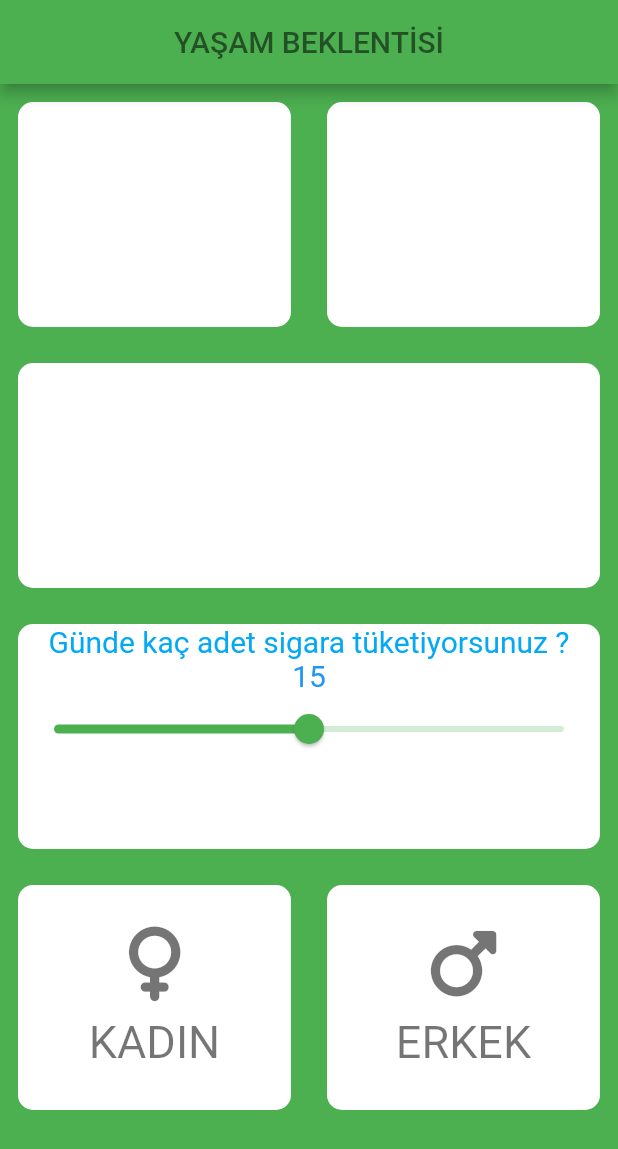
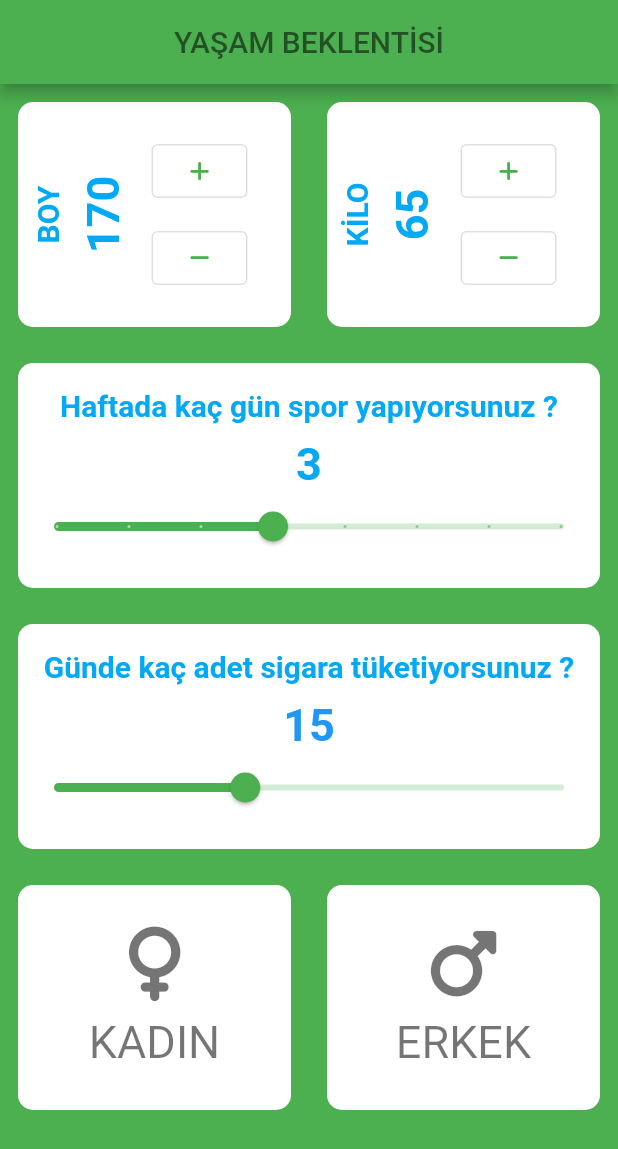
Before and after one commit to ErtugrulGulmez00/Life_Expectancy_Calculator_WithFlutter, a Flutter app: the screen it shows after launch, on a phone screen of 412 x 824 dp. Shown: the top 1149 px of the screen. Run offline on Flutter 3.47's test engine with Material 2 defaults, Android fonts, the phone set to English and light mode, and no system bars; our stand-ins replace font_awesome_flutter.

Commit message:
created buttons for height and kg

```diff
--- a/lib/pages/input_page.dart
+++ b/lib/pages/input_page.dart
@@ -1,7 +1,7 @@
 import 'package:flutter/material.dart';
 import 'package:font_awesome_flutter/font_awesome_flutter.dart';
+
 import 'myContainer.dart';
-
 
 
 class InputPage extends StatefulWidget {
@@ -12,10 +12,11 @@ class InputPage extends StatefulWidget {
 }
 
 class _InputPageState extends State<InputPage> {
-     String seciliCinsiyet='default';
-     double sigarasayisi=15.0;
-     late Color sigarasayirengi;
-
+  String seciliCinsiyet = 'default';
+  double sigarasayisi = 15.0;
+  double sporgunu = 3.0;
+  int boy = 170;
+  int kilo=65;
 
   @override
   Widget build(BuildContext context) {
@@ -28,55 +29,99 @@ class _InputPageState extends State<InputPage> {
         ),
         centerTitle: true,
       ),
-      body:  Column(
+      body: Column(
         children: [
-          const Row(
+          Row(
             children: [
               Expanded(
                 child: MyContainer(
-
-                  child: Column(),
+                  child: buildRowOutlinedButton(boy,),
                 ),
               ),
               Expanded(
                 child: MyContainer(
+                  child: buildRowOutlinedButton(kilo,),
 
-                  child: Column(),
                 ),
               ),
             ],
           ),
-          const Row(
+
+          Row(
             children: [
               Expanded(
                 child: MyContainer(
-
-                  child: Column(),
+                  child:
+                  Column(
+                    mainAxisAlignment: MainAxisAlignment.center,
+                    children: [
+                       Text(
+                        'Haftada kaç gün spor yapıyorsunuz ?',
+                        style: buildTextStyleForQuestion(),
+                      ),
+                      const SizedBox(
+                        height: 10,
+                      ),
+                      Text(
+                        sporgunu.round().toString(),
+                        style: TextStyle(
+                            color:
+                            sporgunu == 0 ? Colors.red : Colors.lightBlue,
+                            fontSize: 30,
+                            fontWeight: FontWeight.bold),
+                      ),
+                      Slider(
+                        min: 0,
+                        max: 7,
+                        divisions: 7,
+                        value: sporgunu,
+                        onChanged: (double newValue) {
+                          setState(() {
+                            sporgunu = newValue;
+                          });
+                        },
+                      ),
+                    ],
+                  ),
                 ),
               ),
             ],
           ),
-            Row(
+
+
+          Row(
             children: [
+
               Expanded(
                 child: MyContainer(
-
                   child: Column(
+                    mainAxisAlignment: MainAxisAlignment.center,
                     children: [
-                       Text('Günde kaç adet sigara tüketiyorsunuz ?',style: TextStyle(color: Colors.lightBlue, fontSize: 20),),
-
-                      Text(sigarasayisi.round().toString(),style:  TextStyle(color: Colors.blue, fontSize: 20),),
+                       Text(
+                        'Günde kaç adet sigara tüketiyorsunuz ?',
+                        style: buildTextStyleForQuestion(),
+                      ),
+                      const SizedBox(
+                        height: 10,
+                      ),
+                      Text(
+                        sigarasayisi.round().toString(),
+                        style: TextStyle(
+                            color:
+                                sigarasayisi >= 16 ? Colors.red : Colors.blue,
+                            fontSize: 30,
+                            fontWeight: FontWeight.bold),
+                      ),
                       Slider(
                         min: 0,
-                        max: 30,
+                        max: 40,
                         value: sigarasayisi,
-                        onChanged: (double newValue){
+                        onChanged: (double newValue) {
                           setState(() {
-                            sigarasayisi=newValue;
+                            sigarasayisi = newValue;
                           });
                         },
                       )
-
                     ],
                   ),
                 ),
@@ -87,18 +132,15 @@ class _InputPageState extends State<InputPage> {
             children: [
               Expanded(
                 child: GestureDetector(
-                  onTap: (){
-
+                  onTap: () {
                     setState(() {
-                      seciliCinsiyet='KADIN';
+                      seciliCinsiyet = 'KADIN';
                     });
-
-
-
                   },
-                  child:  MyContainer(
-                    renk: seciliCinsiyet=='KADIN'?Colors.purple:Colors.white ,
-
+                  child: MyContainer(
+                    renk: seciliCinsiyet == 'KADIN'
+                        ? Colors.purple
+                        : Colors.white,
                     child: const Column(
                       mainAxisAlignment: MainAxisAlignment.center,
                       children: [
@@ -117,22 +159,18 @@ class _InputPageState extends State<InputPage> {
                       ],
                     ),
                   ),
-
                 ),
               ),
-               Expanded(
+              Expanded(
                 child: GestureDetector(
-                  onTap: (){
-
+                  onTap: () {
                     setState(() {
-                      seciliCinsiyet='ERKEK';
+                      seciliCinsiyet = 'ERKEK';
                     });
-
-                  }
-                  ,
-                  child:  MyContainer(
-                    renk: seciliCinsiyet=='ERKEK'?Colors.blue:Colors.white ,
-
+                  },
+                  child: MyContainer(
+                    renk:
+                        seciliCinsiyet == 'ERKEK' ? Colors.blue : Colors.white,
                     child: const Column(
                       mainAxisAlignment: MainAxisAlignment.center,
                       children: [
@@ -144,7 +182,10 @@ class _InputPageState extends State<InputPage> {
                         SizedBox(
                           height: 10,
                         ),
-                        Text('ERKEK',style: TextStyle(color: Colors.black54,fontSize: 30),)
+                        Text(
+                          'ERKEK',
+                          style: TextStyle(color: Colors.black54, fontSize: 30),
+                        )
                       ],
                     ),
                   ),
@@ -156,4 +197,74 @@ class _InputPageState extends State<InputPage> {
       ),
     );
   }
+
+  TextStyle buildTextStyleForQuestion() {
+    return const TextStyle(
+
+                          color: Colors.lightBlue,
+                          fontSize: 20,
+                          fontWeight: FontWeight.bold);
+  }
+
+  Row buildRowOutlinedButton(label) {
+    return Row(
+                  children: [
+                     Padding(
+                      padding: const EdgeInsets.all(8.0),
+                      child: RotatedBox(
+                          quarterTurns: 3,
+                          child: Text(
+                            label==boy?'BOY':'KİLO',
+                            style: const TextStyle(
+                                color: Colors.lightBlue,
+                                fontSize: 20,
+                                fontWeight: FontWeight.bold),
+                          )),
+                    ),
+                    const SizedBox(
+                      height: 10,
+                    ),
+                    RotatedBox(
+                        quarterTurns: 3,
+                        child: Text(
+                          label.toString(),
+                          style: const TextStyle(
+                              color: Colors.lightBlue,
+                              fontSize: 30,
+                              fontWeight: FontWeight.bold),
+                        )),
+                    const SizedBox(
+                      width: 15,
+                    ),
+                    Column( mainAxisAlignment: MainAxisAlignment.center,
+                      children: [
+                        ButtonTheme(
+
+                          minWidth: 36,
+                            child: OutlinedButton(
+
+                              onPressed: () {
+                                setState(() {
+                                  label==boy? boy++:kilo++;
+                                });
+                              },
+                              child: const Icon(FontAwesomeIcons.plus,size: 15,),
+
+                            ),
+                        ),
+                        const SizedBox(
+                          height: 10,
+                        ),
+                        ButtonTheme(
+                            minWidth: 36,
+                            child: OutlinedButton(onPressed: () {
+                              setState(() {
+                                label==boy? boy--:kilo--;
+                              });
+                            }, child: const Icon(FontAwesomeIcons.minus,size: 15), )),
+                      ],
+                    ),
+                  ],
+                );
+  }
 }
--- a/lib/pages/myContainer.dart
+++ b/lib/pages/myContainer.dart
@@ -12,13 +12,20 @@ class MyContainer extends StatelessWidget {
 
   @override
   Widget build(BuildContext context) {
-    return Container(
+    return Row(
+      children: [
+        Expanded(
+          child: Container(
             margin: const EdgeInsets.all(12.0),
             height: 150,
             width: 150,
             decoration: BoxDecoration(
                 borderRadius: BorderRadius.circular(10.0), color: renk),
             child: child,
+          ),
+        ),
+
+      ],
     );
   }
 }
```
Lines whose indentation alone changed are shown as unchanged.
